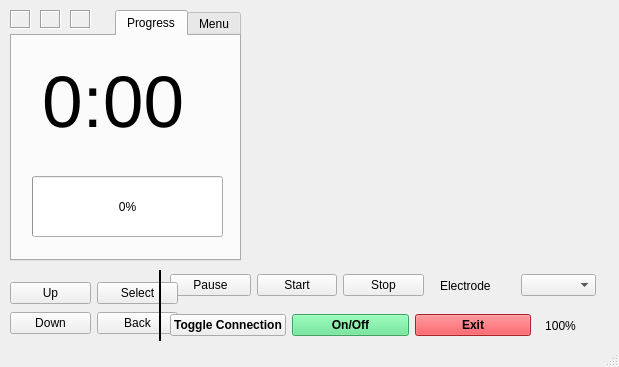
First picture: the form in Neuroset/mainwindow.ui, repository arthur-dao/Neuroset-Simulator, before the edit.
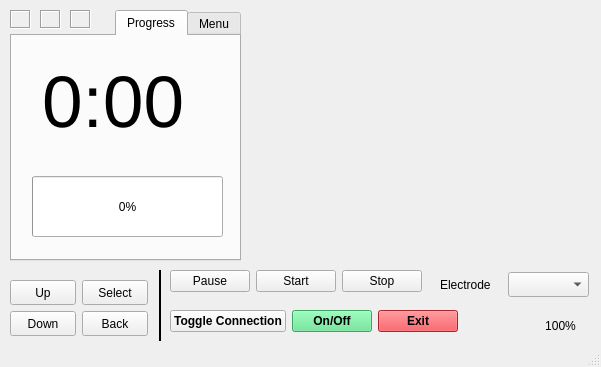
Second picture: the form after the edit. Custom widgets are drawn as their Qt base class.

The edit to the form file:
```diff
--- a/Neuroset/mainwindow.ui
+++ b/Neuroset/mainwindow.ui
@@ -6,7 +6,7 @@
    <rect>
     <x>0</x>
     <y>0</y>
-    <width>619</width>
+    <width>601</width>
     <height>367</height>
    </rect>
   </property>
@@ -24,6 +24,9 @@
      </rect>
     </property>
     <layout class="QHBoxLayout" name="ControlButtons">
+     <property name="sizeConstraint">
+      <enum>QLayout::SetFixedSize</enum>
+     </property>
      <item>
       <widget class="QPushButton" name="pauseButton">
        <property name="text">
@@ -219,13 +222,28 @@
      <rect>
       <x>10</x>
       <y>280</y>
-      <width>168</width>
+      <width>141</width>
       <height>58</height>
      </rect>
     </property>
     <layout class="QGridLayout" name="MenuControls">
+     <property name="sizeConstraint">
+      <enum>QLayout::SetFixedSize</enum>
+     </property>
      <item row="2" column="0">
       <widget class="QPushButton" name="menuDown">
+       <property name="minimumSize">
+        <size>
+         <width>66</width>
+         <height>25</height>
+        </size>
+       </property>
+       <property name="maximumSize">
+        <size>
+         <width>66</width>
+         <height>25</height>
+        </size>
+       </property>
        <property name="text">
         <string>Down</string>
        </property>
@@ -233,6 +251,18 @@
      </item>
      <item row="1" column="0">
       <widget class="QPushButton" name="menuUp">
+       <property name="minimumSize">
+        <size>
+         <width>66</width>
+         <height>25</height>
+        </size>
+       </property>
+       <property name="maximumSize">
+        <size>
+         <width>66</width>
+         <height>25</height>
+        </size>
+       </property>
        <property name="text">
         <string>Up</string>
        </property>
@@ -240,6 +270,18 @@
      </item>
      <item row="1" column="1">
       <widget class="QPushButton" name="menuSelect">
+       <property name="minimumSize">
+        <size>
+         <width>66</width>
+         <height>25</height>
+        </size>
+       </property>
+       <property name="maximumSize">
+        <size>
+         <width>66</width>
+         <height>25</height>
+        </size>
+       </property>
        <property name="text">
         <string>Select</string>
        </property>
@@ -247,6 +289,18 @@
      </item>
      <item row="2" column="1">
       <widget class="QPushButton" name="menuBack">
+       <property name="minimumSize">
+        <size>
+         <width>66</width>
+         <height>25</height>
+        </size>
+       </property>
+       <property name="maximumSize">
+        <size>
+         <width>66</width>
+         <height>25</height>
+        </size>
+       </property>
        <property name="text">
         <string>Back</string>
        </property>
@@ -259,20 +313,48 @@
      <rect>
       <x>440</x>
       <y>270</y>
-      <width>156</width>
+      <width>151</width>
       <height>31</height>
      </rect>
     </property>
     <layout class="QHBoxLayout" name="ElectrodeControls">
+     <property name="sizeConstraint">
+      <enum>QLayout::SetFixedSize</enum>
+     </property>
      <item>
       <widget class="QLabel" name="electrodeLabel">
+       <property name="minimumSize">
+        <size>
+         <width>62</width>
+         <height>29</height>
+        </size>
+       </property>
+       <property name="maximumSize">
+        <size>
+         <width>62</width>
+         <height>29</height>
+        </size>
+       </property>
        <property name="text">
         <string>Electrode</string>
        </property>
       </widget>
      </item>
      <item>
-      <widget class="QComboBox" name="electrodeCombo"/>
+      <widget class="QComboBox" name="electrodeCombo">
+       <property name="minimumSize">
+        <size>
+         <width>81</width>
+         <height>25</height>
+        </size>
+       </property>
+       <property name="maximumSize">
+        <size>
+         <width>81</width>
+         <height>25</height>
+        </size>
+       </property>
+      </widget>
      </item>
     </layout>
    </widget>
@@ -286,6 +368,9 @@
      </rect>
     </property>
     <layout class="QHBoxLayout" name="PowerControls">
+     <property name="sizeConstraint">
+      <enum>QLayout::SetFixedSize</enum>
+     </property>
      <item>
       <widget class="QPushButton" name="connectionButton">
        <property name="font">
```
